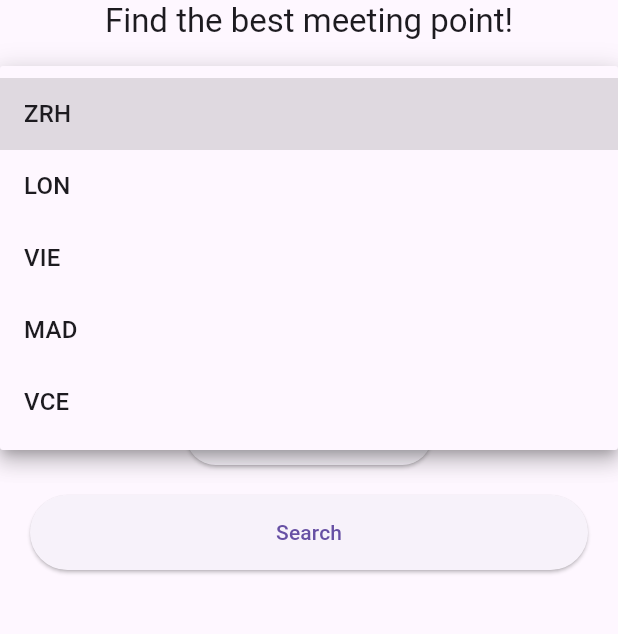
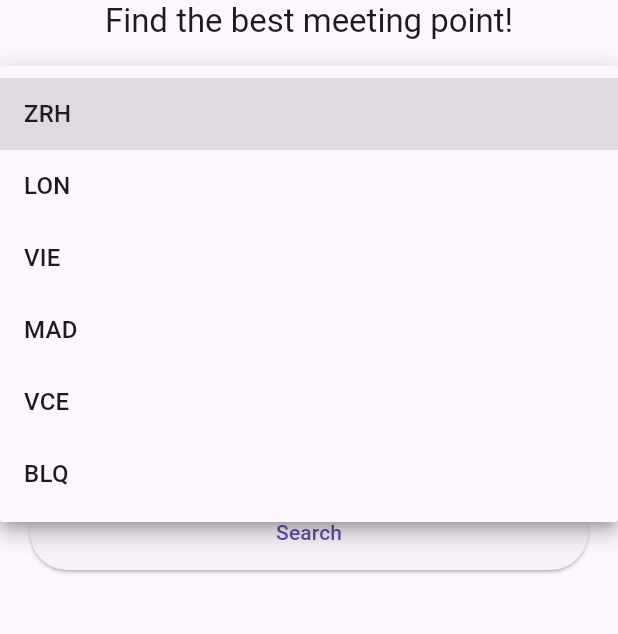
Before and after one commit to giuliovv/middle, a Flutter app: the screen it shows after launch, after a tap on "Your City", on a phone screen of 412 x 824 dp, the part 450-1084 px from its top. Run offline on Flutter 3.47's test engine with Material 3 defaults, Android fonts, the phone set to English and light mode, and no system bars.

Commit message:
Better handle

```diff
--- a/lib/main.dart
+++ b/lib/main.dart
@@ -1,10 +1,8 @@
 import 'package:flutter/material.dart';
 
 import 'searchResult/search_result_page.dart';
-import 'package:flutter_dotenv/flutter_dotenv.dart';
 
-Future main() async {
-  // await dotenv.load(fileName: ".env");
+void main() {
   runApp(const MyApp());
 }
 
@@ -92,7 +90,7 @@ class _MyHomePageState extends State<MyHomePage> {
                   labelText: 'Your City',
                   border: OutlineInputBorder(),
                 ),
-                items: <String>['ZRH', 'LON', 'VIE', 'MAD', 'VCE']
+                items: <String>['ZRH', 'LON', 'VIE', 'MAD', 'VCE', 'BLQ']
                     .map((String value) {
                   return DropdownMenuItem<String>(
                     value: value,
@@ -110,7 +108,7 @@ class _MyHomePageState extends State<MyHomePage> {
                   labelText: 'Friend\'s City',
                   border: OutlineInputBorder(),
                 ),
-                items: <String>['ZRH', 'LON', 'VIE', 'MAD', 'VCE']
+                items: <String>['ZRH', 'LON', 'VIE', 'MAD', 'VCE', 'BLQ']
                     .map((String value) {
                   return DropdownMenuItem<String>(
                     value: value,
--- a/lib/searchResult/search_result_page.dart
+++ b/lib/searchResult/search_result_page.dart
@@ -1,7 +1,7 @@
 import 'package:flutter/material.dart';
 import 'package:http/http.dart' as http;
 import 'dart:convert';
-import 'package:flutter_dotenv/flutter_dotenv.dart';
+import '../auth/secrets.dart';
 
 class SearchResultPage extends StatelessWidget {
   final String? city1;
@@ -20,8 +20,6 @@ class SearchResultPage extends StatelessWidget {
   Future<Map<String, dynamic>> fetchResults(
       String flyFrom, String flyTo, DateTimeRange departureDate) async {
     const String tequilaEndpoint = "https://api.tequila.kiwi.com/v2/search";
-    String tequilaApiKey = "IgGcMhwu7VqPJEfGjIyg8FJzzwAe0E92";
-    // dotenv.env['API_KEY']!;
     final Map<String, String> headers = {"apikey": tequilaApiKey};
     String dayString = "";
 
```
Also changed, not shown: 1 other file.
